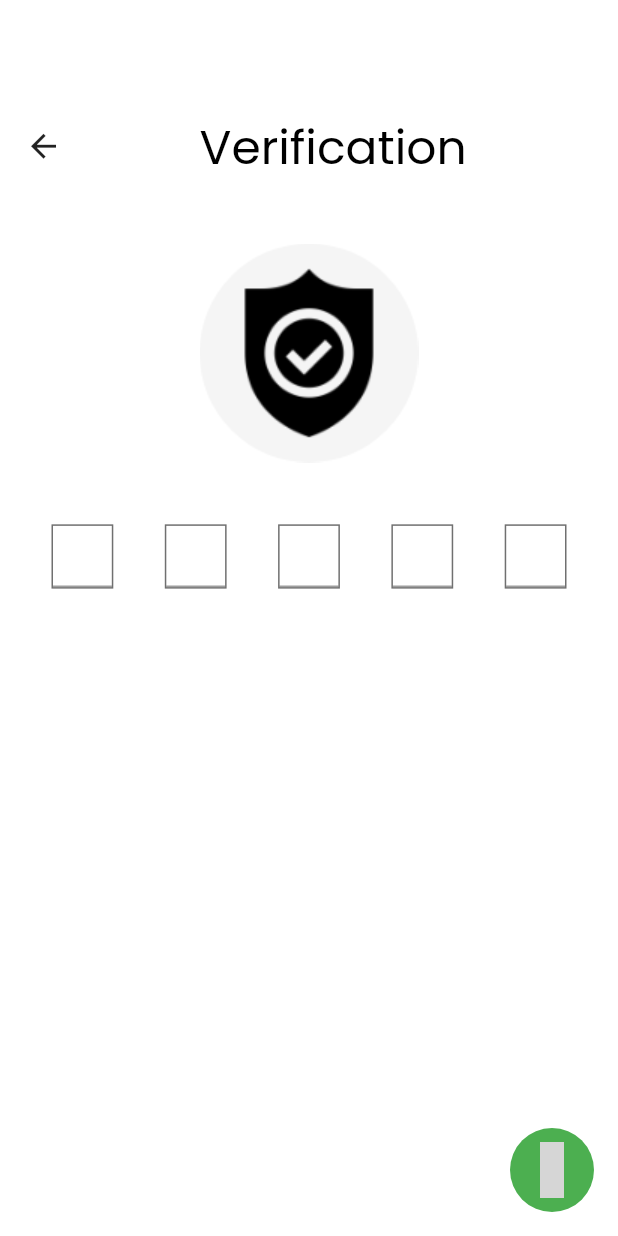
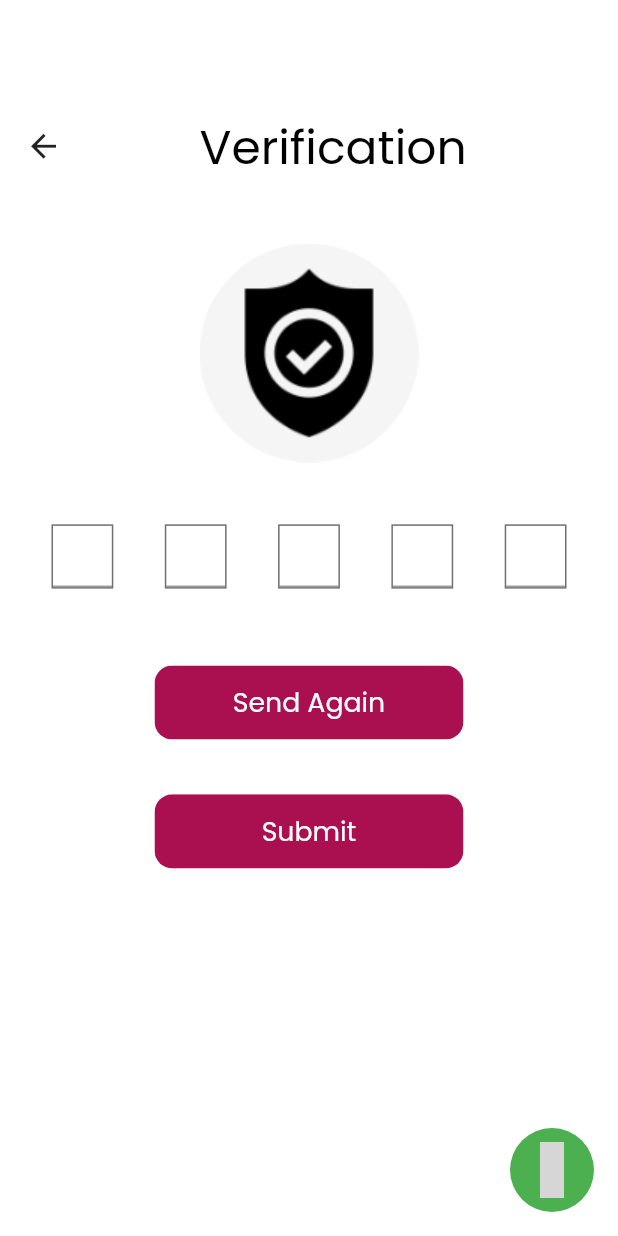
Before and after one commit to ashrafffathalla/EsyWraping, a Flutter app: the VerificationScreen screen opened directly, on a phone screen of 412 x 824 dp. Run offline on Flutter 3.47's test engine with Material 2 defaults, Android fonts, the light colour scheme and no system bars; our stand-ins replace flutter_screenutil, flutter_svg; statements that could not run were skipped; grey boxes are pictures that could not be loaded.

Commit message:
commit verification

```diff
--- a/lib/main.dart
+++ b/lib/main.dart
@@ -1,3 +1,4 @@
+import 'package:ad_samy/modules/gift%20information_screen/gift_information_screen.dart';
 import 'package:ad_samy/modules/login_screen/login_screen.dart';
 import 'package:ad_samy/modules/splash_screen/splash_screen.dart';
 import 'package:ad_samy/modules/verification_screen/verification_screen.dart';
@@ -37,7 +38,7 @@ class MyApp extends StatelessWidget {
         theme: ThemeData(
           scaffoldBackgroundColor: Colors.white,
         ),
-        home: const VerificationScreen(),
+        home: const GiftInformationScreen(),
       )
     );
   }
--- /dev/null
+++ b/lib/modules/gift information_screen/gift_information_screen.dart
@@ -0,0 +1,19 @@
+import 'package:ad_samy/shared/components/component.dart';
+import 'package:flutter/material.dart';
+class GiftInformationScreen extends StatelessWidget {
+  const GiftInformationScreen({Key? key}) : super(key: key);
+
+  @override
+  Widget build(BuildContext context) {
+    return Scaffold(
+        floatingActionButton: floatButton(),
+      body: Column(
+        children: [
+          Container(
+
+          ),
+        ],
+      ),
+    );
+  }
+}
--- a/lib/modules/verification_screen/verification_screen.dart
+++ b/lib/modules/verification_screen/verification_screen.dart
@@ -1,3 +1,5 @@
+import 'package:ad_samy/shared/components/component.dart';
+import 'package:ad_samy/shared/style/colors.dart';
 import 'package:flutter/material.dart';
 import 'package:flutter/services.dart';
 import 'package:flutter_screenutil/flutter_screenutil.dart';
@@ -8,7 +10,9 @@ class VerificationScreen extends StatelessWidget {
 
   @override
   Widget build(BuildContext context) {
-    Size size = MediaQuery.of(context).size;
+    Size size = MediaQuery
+        .of(context)
+        .size;
     return Form(
       child: Scaffold(
         floatingActionButton: FloatingActionButton(
@@ -20,7 +24,9 @@ class VerificationScreen extends StatelessWidget {
           backgroundColor: Colors.green,
           elevation: 0,
         ),
-        body: Column(
+        body: SingleChildScrollView(
+          physics: const BouncingScrollPhysics(),
+          child: Column(
             children: [
               SizedBox(
                 height: size.height * 0.09,
@@ -65,14 +71,17 @@ class VerificationScreen extends StatelessWidget {
                         color: const Color(0xff707070), // red as border color
                       ),
                     ),
-                  child: TextField(
+                    child: TextFormField(
                       onChanged: (value) {
                         if (value.length == 1) {
                           FocusScope.of(context).nextFocus();
                         }
                       },
                       textAlign: TextAlign.center,
-                    style: Theme.of(context).textTheme.headline6,
+                      style: Theme
+                          .of(context)
+                          .textTheme
+                          .headline6,
                       keyboardType: TextInputType.number,
                       inputFormatters: [
                         LengthLimitingTextInputFormatter(1),
@@ -88,14 +97,17 @@ class VerificationScreen extends StatelessWidget {
                         color: const Color(0xff707070), // red as border color
                       ),
                     ),
-                  child: TextField(
+                    child: TextFormField(
                       onChanged: (value) {
                         if (value.length == 1) {
                           FocusScope.of(context).nextFocus();
                         }
                       },
                       textAlign: TextAlign.center,
-                    style: Theme.of(context).textTheme.headline6,
+                      style: Theme
+                          .of(context)
+                          .textTheme
+                          .headline6,
                       keyboardType: TextInputType.number,
                       inputFormatters: [
                         LengthLimitingTextInputFormatter(1),
@@ -111,14 +123,17 @@ class VerificationScreen extends StatelessWidget {
                         color: const Color(0xff707070), // red as border color
                       ),
                     ),
-                  child: TextField(
+                    child: TextFormField(
                       onChanged: (value) {
                         if (value.length == 1) {
                           FocusScope.of(context).nextFocus();
                         }
                       },
                       textAlign: TextAlign.center,
-                    style: Theme.of(context).textTheme.headline6,
+                      style: Theme
+                          .of(context)
+                          .textTheme
+                          .headline6,
                       keyboardType: TextInputType.number,
                       inputFormatters: [
                         LengthLimitingTextInputFormatter(1),
@@ -134,14 +149,17 @@ class VerificationScreen extends StatelessWidget {
                         color: const Color(0xff707070), // red as border color
                       ),
                     ),
-                  child: TextField(
+                    child: TextFormField(
                       onChanged: (value) {
                         if (value.length == 1) {
                           FocusScope.of(context).nextFocus();
                         }
                       },
                       textAlign: TextAlign.center,
-                    style: Theme.of(context).textTheme.headline6,
+                      style: Theme
+                          .of(context)
+                          .textTheme
+                          .headline6,
                       keyboardType: TextInputType.number,
                       inputFormatters: [
                         LengthLimitingTextInputFormatter(1),
@@ -157,14 +175,17 @@ class VerificationScreen extends StatelessWidget {
                         color: const Color(0xff707070), // red as border color
                       ),
                     ),
-                  child: TextField(
+                    child: TextFormField(
                       onChanged: (value) {
                         if (value.length == 1) {
                           FocusScope.of(context).nextFocus();
                         }
                       },
                       textAlign: TextAlign.center,
-                    style: Theme.of(context).textTheme.headline6,
+                      style: Theme
+                          .of(context)
+                          .textTheme
+                          .headline6,
                       keyboardType: TextInputType.number,
                       inputFormatters: [
                         LengthLimitingTextInputFormatter(1),
@@ -173,8 +194,54 @@ class VerificationScreen extends StatelessWidget {
                     ),
                   ),
                 ],
-            )
+              ),
+              SizedBox(height: size.height * 0.05,),
+              Container(
+                margin: const EdgeInsets.symmetric(vertical: 10.0),
+                width: size.width * 0.5,
+                height: size.height * 0.06,
+                child: ClipRRect(
+                  borderRadius: BorderRadius.circular(12),
+                  child: FlatButton(
+                    onPressed: () {},
+                    color: kPrimaryColor,
+                    child: Text(
+                      'Send Again',
+                      style: TextStyle(
+                          color: Colors.white,
+                          fontSize: 17.sp,
+                          fontWeight: FontWeight.w400,
+                          fontFamily: 'Poppins'
+                      ),
+                    ),
+                  ),
+                ),
+              ),
+              SizedBox(height: size.height * 0.02,),
+              Container(
+                margin: const EdgeInsets.symmetric(vertical: 10.0),
+                width: size.width * 0.5,
+                height: size.height * 0.06,
+                child: ClipRRect(
+                  borderRadius: BorderRadius.circular(12),
+                  child: FlatButton(
+                    onPressed: () {},
+                    color: kPrimaryColor,
+                    child: Text(
+                      'Submit',
+                      style: TextStyle(
+                          color: Colors.white,
+                          fontSize: 17.sp,
+                          fontWeight: FontWeight.w400,
+                          fontFamily: 'Poppins'
+                      ),
+                    ),
+                  ),
+                ),
+              ),
+
             ],
+          ),
         ),
       ),
     );
--- a/lib/shared/components/component.dart
+++ b/lib/shared/components/component.dart
@@ -91,3 +91,12 @@ Widget defaultButton(
       ),
     );
 //End Default Button
+Widget floatButton()=> FloatingActionButton(
+onPressed: () {},
+child: Icon(
+Icons.whatsapp,
+size: 35.sp,
+),
+backgroundColor: Colors.green,
+elevation: 0,
+);
```
Lines whose indentation alone changed are shown as unchanged.
